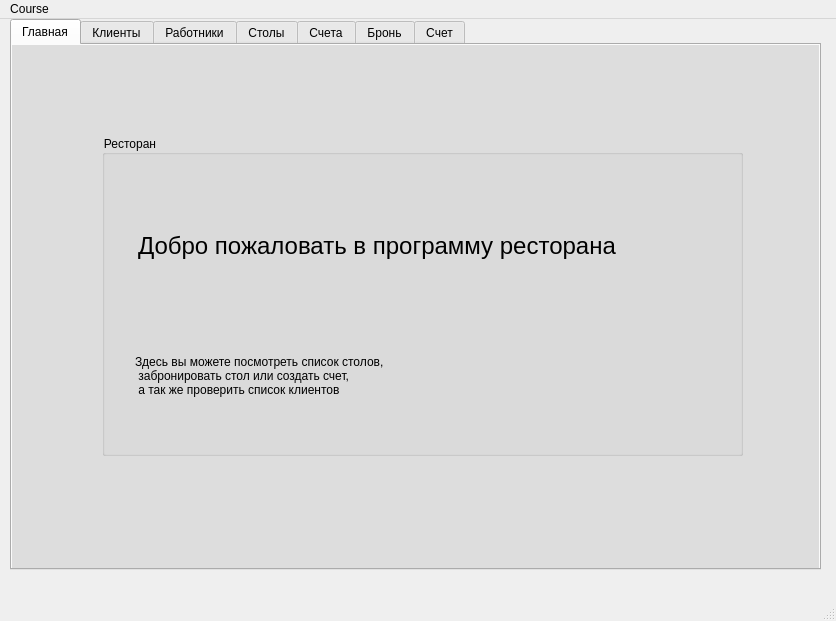
Above: ui.ui from Zadrote5/courseWorkDB before the change. Below: the same form after it.
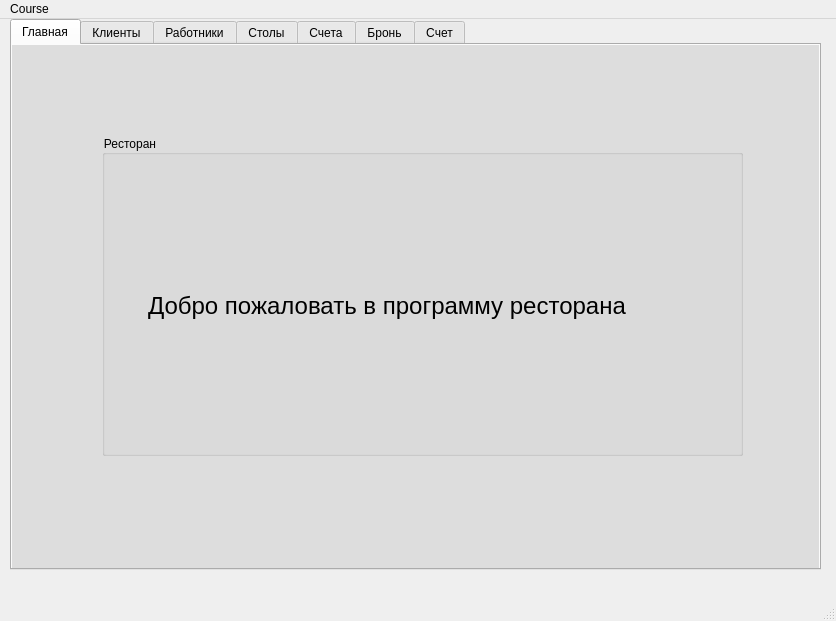
That is the form after the change. The open tabs and pages were chosen to show the change.

The edit to the form file:
```diff
--- a/ui.ui
+++ b/ui.ui
@@ -57,8 +57,8 @@
       <widget class="QLabel" name="label">
        <property name="geometry">
         <rect>
-         <x>10</x>
-         <y>40</y>
+         <x>20</x>
+         <y>100</y>
          <width>511</width>
          <height>141</height>
         </rect>
@@ -79,28 +79,6 @@
         <number>40</number>
        </property>
       </widget>
-      <widget class="QLabel" name="label_2">
-       <property name="geometry">
-        <rect>
-         <x>10</x>
-         <y>170</y>
-         <width>591</width>
-         <height>141</height>
-        </rect>
-       </property>
-       <property name="styleSheet">
-        <string notr="true">padding-left: 20;
-background-color: dark;</string>
-       </property>
-       <property name="text">
-        <string>Здесь вы можете посмотреть список столов,
- забронировать стол или cоздать счет,
- а так же проверить список клиентов</string>
-       </property>
-       <property name="margin">
-        <number>40</number>
-       </property>
-      </widget>
      </widget>
     </widget>
     <widget class="QWidget" name="tab_2">
```
Left out of the diff: 2 changed lines with no effect on the pictures.
